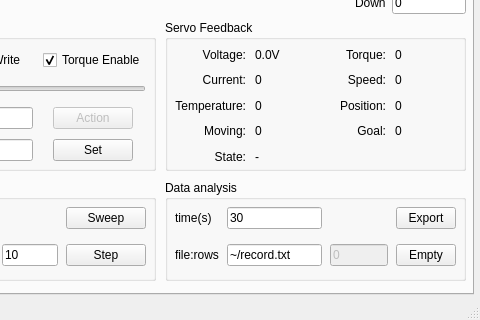
First picture: the form in mainwindow.ui, repository dgmz/feetech-servo-tool, before the edit; both pictures show x 437 to 917 and y 386 to 706 of the 917 by 706 pixel window.
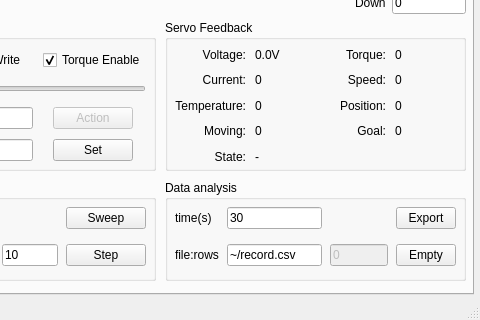
Second picture: the form after the edit. Custom widgets are drawn as their Qt base class.

Commit message: Export CSV instead of TXT.

```diff
--- a/mainwindow.ui
+++ b/mainwindow.ui
@@ -782,7 +782,7 @@
         <item row="1" column="1">
          <widget class="QLineEdit" name="recFileNameLineEdit">
           <property name="text">
-           <string>~/record.txt</string>
+           <string>~/record.csv</string>
           </property>
          </widget>
         </item>
```
The commit also changes 2 other files.
